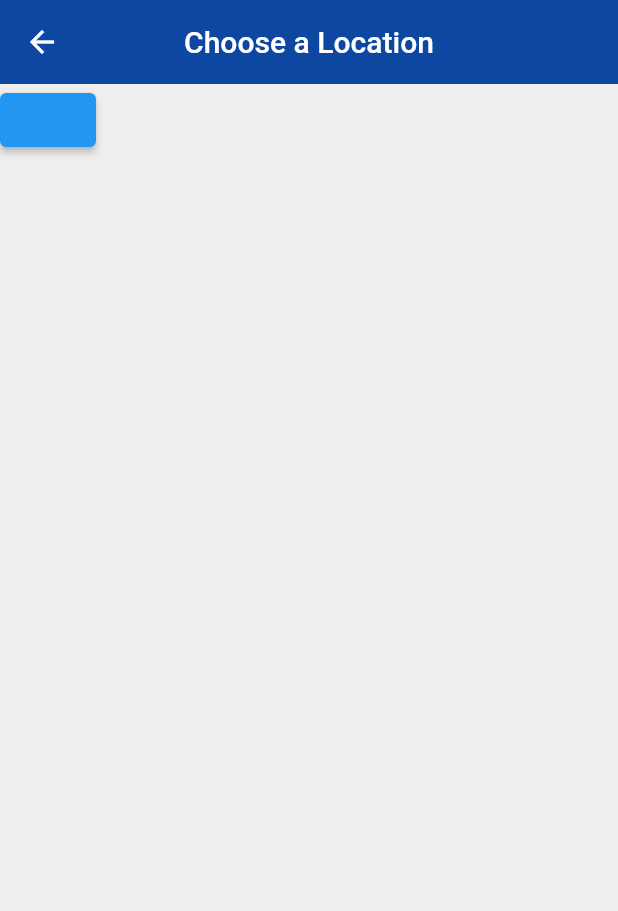
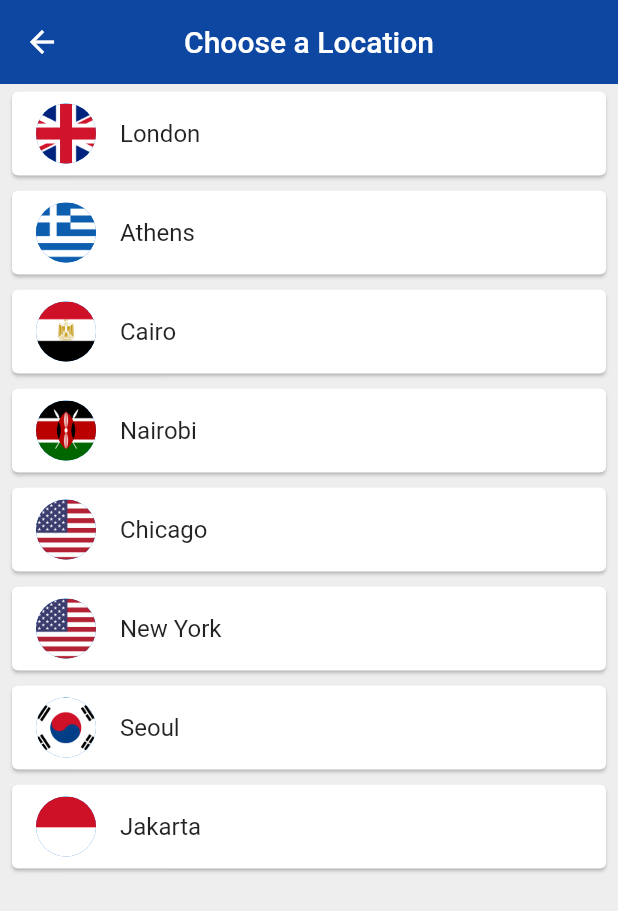
Before and after one commit to jbayarcal0604/first_flutter_project, a Flutter app: the ChooseLocation screen opened by its route, on a phone screen of 412 x 824 dp. Shown: the top 911 px of the screen. Run offline on Flutter 3.47's test engine with Material 2 defaults, Android fonts, the phone set to English and light mode, and no system bars; our stand-ins replace flutter_spinkit; network calls fail; statements that could not run were skipped.

Commit message:
done world time app

```diff
--- a/lib/pages/choose_location.dart
+++ b/lib/pages/choose_location.dart
@@ -1,6 +1,7 @@
 // ignore_for_file: prefer_const_constructors
 
 import 'package:flutter/material.dart';
+import 'package:first_flutter_project/services/world_time.dart';
 
 class ChooseLocation extends StatefulWidget {
   const ChooseLocation({super.key});
@@ -10,6 +11,30 @@ class ChooseLocation extends StatefulWidget {
 }
 
 class _ChooseLocationState extends State<ChooseLocation> {
+  List<WorldTime> locations = [
+    WorldTime(url: 'Europe/London', location: 'London', flag: 'uk.png'),
+    WorldTime(url: 'Europe/Berlin', location: 'Athens', flag: 'greece.png'),
+    WorldTime(url: 'Africa/Cairo', location: 'Cairo', flag: 'egypt.png'),
+    WorldTime(url: 'Africa/Nairobi', location: 'Nairobi', flag: 'kenya.png'),
+    WorldTime(url: 'America/Chicago', location: 'Chicago', flag: 'usa.png'),
+    WorldTime(url: 'America/New_York', location: 'New York', flag: 'usa.png'),
+    WorldTime(url: 'Asia/Seoul', location: 'Seoul', flag: 'south_korea.png'),
+    WorldTime(url: 'Asia/Jakarta', location: 'Jakarta', flag: 'indonesia.png'),
+  ];
+
+  void updateTime(index) async {
+    WorldTime instance = locations[index];
+    await instance.getTime();
+     print('Time for ${instance.location}: ${instance.time}'); // Add this line
+    // navigate to home screen
+    Navigator.pop(context, {
+      'location': instance.location,
+      'flag': instance.flag,
+      'time': instance.time,
+      'isDaytime': instance.isDaytime,
+    });
+  }
+
   @override
   void initState() {
     super.initState();
@@ -25,9 +50,25 @@ class _ChooseLocationState extends State<ChooseLocation> {
         centerTitle: true,
         elevation: 0,
       ),
-      body: ElevatedButton(
-        onPressed: () {},
-        child: Text(''),
+      body: ListView.builder(
+        itemCount: locations.length,
+        itemBuilder: (context, index) {
+          return Padding(
+            padding: const EdgeInsets.symmetric(vertical: 1.0, horizontal: 4.0),
+            child: Card(
+              child: ListTile(
+                onTap: () {
+                  updateTime(index);
+                },
+                title: Text(locations[index].location),
+                leading: CircleAvatar(
+                  backgroundImage:
+                      AssetImage('assets/${locations[index].flag}'),
+                ),
+              ),
+            ),
+          );
+        },
       ),
     );
   }
--- a/pubspec.yaml
+++ b/pubspec.yaml
@@ -31,6 +31,9 @@ dependencies:
   flutter:
     sdk: flutter
   http: ^1.1.0
+  intl: ^0.18.1
+  flutter_spinkit: ^5.2.0
+
 
 
   # The following adds the Cupertino Icons font to your application.
```
Also changed, not shown: lib/main.dart (+4 -4 lines), lib/pages/home.dart (+73 -10 lines), lib/pages/loading.dart (+15 -9 lines), lib/services/world_time.dart (+10 -2 lines), assets/day.png (added), assets/egypt.png (added), assets/germany.png (added), assets/greece.png (added), assets/indonesia.png (added), assets/kenya.png (added), assets/night.png (added), assets/south_korea.png (added), assets/uk.png (added), assets/usa.png (added), 1 more files.
